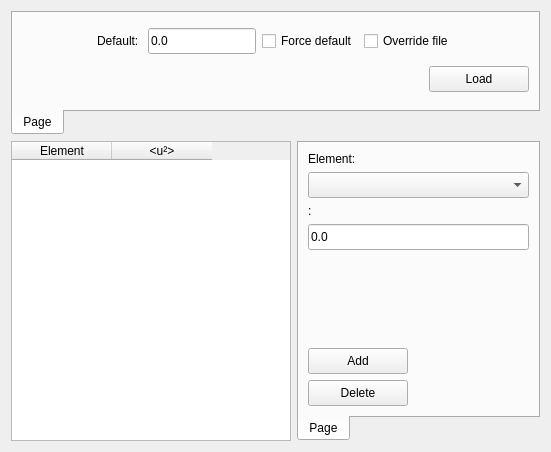
JJPPeters/clTEM, file src/gui/dialogs/settings/frames/thermalscatteringframe.ui: the form before one commit.
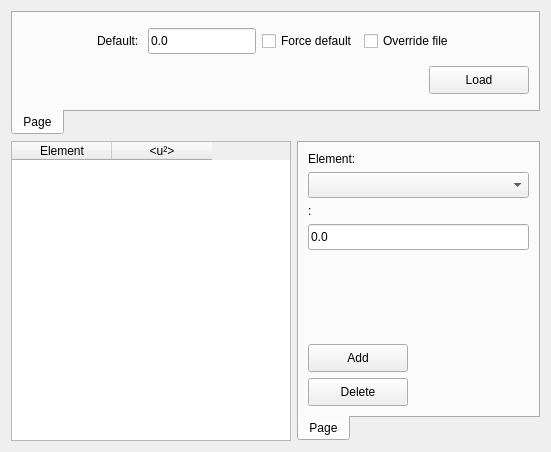
The form after the commit. Custom widgets are drawn as their Qt base class.

The edit to the form file:
```diff
--- a/src/gui/dialogs/settings/frames/thermalscatteringframe.ui
+++ b/src/gui/dialogs/settings/frames/thermalscatteringframe.ui
@@ -91,7 +91,7 @@
            <property name="minimumSize">
             <size>
              <width>100</width>
-             <height>26</height>
+             <height>28</height>
             </size>
            </property>
            <property name="text">
@@ -331,7 +331,7 @@
            <property name="minimumSize">
             <size>
              <width>100</width>
-             <height>26</height>
+             <height>28</height>
             </size>
            </property>
            <property name="text">
@@ -364,7 +364,7 @@
            <property name="minimumSize">
             <size>
              <width>100</width>
-             <height>26</height>
+             <height>28</height>
             </size>
            </property>
            <property name="text">
```
